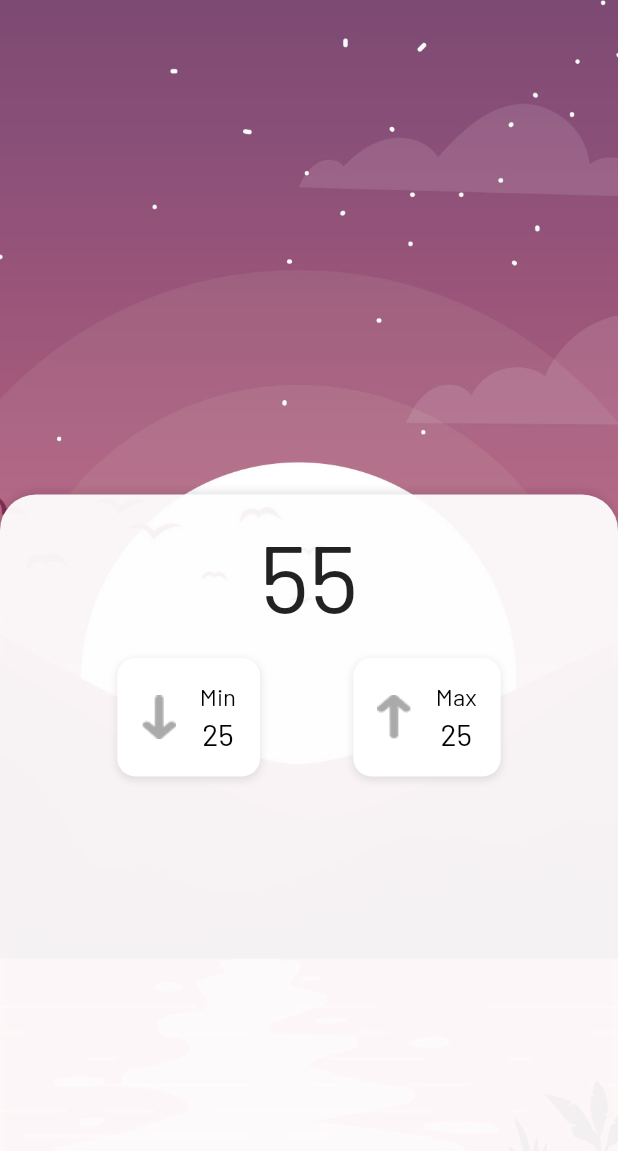
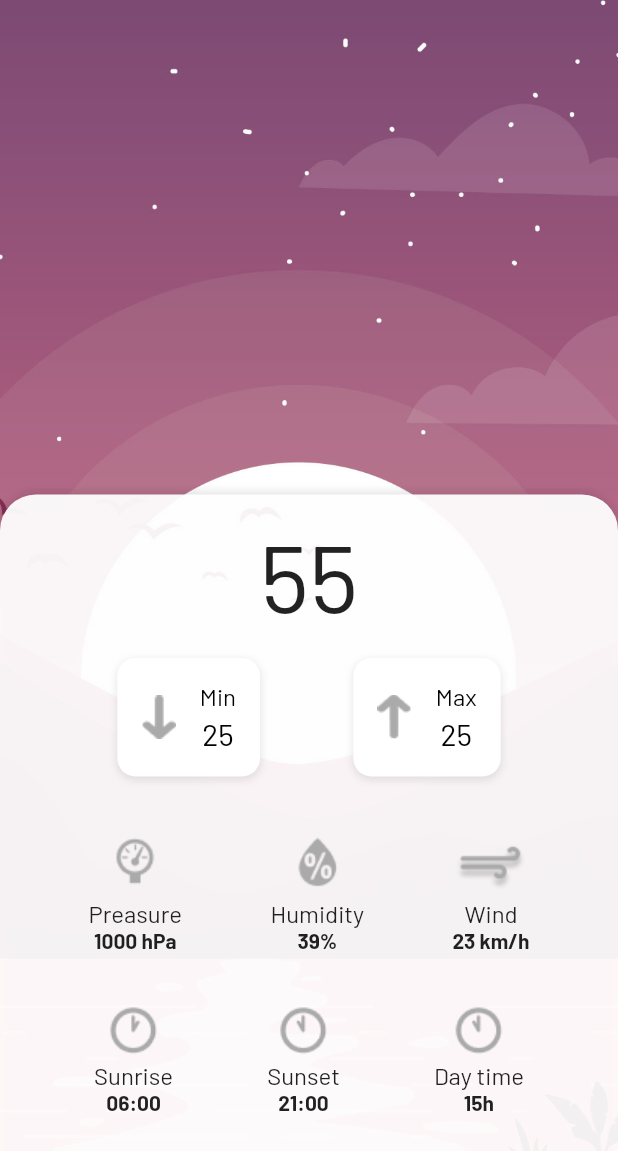
Before and after one commit to krzychudz/Flutter-weather-app, a Flutter app: the screen it shows after launch, on a phone screen of 412 x 824 dp. Shown: the top 1151 px of the screen. Run offline on Flutter 3.47's test engine with Material 2 defaults, Android fonts, the phone set to English and light mode, and no system bars; generated files the repository leaves out were written again; network calls fail.

```diff
--- a/lib/components/temperature_info/temperaute_info.dart
+++ b/lib/components/temperature_info/temperaute_info.dart
@@ -1,21 +1,84 @@
 import 'package:flutter/material.dart';
+import 'package:weather_app/enums/temperature_info_type.dart';
 
 class TemperatureInfo extends StatelessWidget {
+  TemperatureInfoType viewType;
+  String data;
+
+  TemperatureInfo({this.viewType, this.data});
+
   @override
   Widget build(BuildContext context) {
     return Padding(
       padding: EdgeInsets.all(16),
-      child: Row(
+      child: Column(
         children: [
-          Image.asset(""),
-          Column(
-            children: [
-              Text("Preasure"),
-              Text("1000 hPa"),
-            ],
+          Image.asset(getAssetPath()),
+          Text(
+            getLabel(),
+            style: TextStyle(
+              fontSize: 16,
+            ),
+          ),
+          Text(
+            data,
+            style: TextStyle(
+              fontSize: 14,
+              fontWeight: FontWeight.bold,
+            ),
           ),
         ],
       ),
     );
   }
+
+  String getAssetPath() {
+    String assetUrl;
+    switch (viewType) {
+      case TemperatureInfoType.PREASURE:
+        assetUrl = "assets/images/wi-barometer.png";
+        break;
+      case TemperatureInfoType.HUMIDITY:
+        assetUrl = "assets/images/wi-humidity.png";
+        break;
+      case TemperatureInfoType.WIND:
+        assetUrl = "assets/images/wi-strong-wind.png";
+        break;
+      case TemperatureInfoType.SUNRISE:
+        assetUrl = "assets/images/time_low.png";
+        break;
+      case TemperatureInfoType.SUNSET:
+        assetUrl = "assets/images/time_high.png";
+        break;
+      case TemperatureInfoType.DAY_TIME:
+        assetUrl = "assets/images/total_time.png";
+        break;
+    }
+    return assetUrl;
+  }
+
+  String getLabel() {
+    String label;
+    switch (viewType) {
+      case TemperatureInfoType.PREASURE:
+        label = "Preasure";
+        break;
+      case TemperatureInfoType.HUMIDITY:
+        label = "Humidity";
+        break;
+      case TemperatureInfoType.WIND:
+        label = "Wind";
+        break;
+      case TemperatureInfoType.SUNRISE:
+        label = "Sunrise";
+        break;
+      case TemperatureInfoType.SUNSET:
+        label = "Sunset";
+        break;
+      case TemperatureInfoType.DAY_TIME:
+        label = "Day time";
+        break;
+    }
+    return label;
+  }
 }
--- a/lib/screens/dashbaord_screen.dart
+++ b/lib/screens/dashbaord_screen.dart
@@ -1,5 +1,7 @@
 import 'package:flutter/material.dart';
-import 'package:weather_app/repositories/weather/weather_repository.dart';
+import '../components/temperature_info/temperaute_info.dart';
+import '../enums/temperature_info_type.dart';
+import '../repositories/weather/weather_repository.dart';
 
 import '../components/min_max_temperature/min_max_temperature_component.dart';
 
@@ -38,6 +40,22 @@ class DashboardScreen extends StatelessWidget {
               ],
               color: Color.fromARGB(240, 255, 255, 255),
             ),
+            child: WeatherInfoSection(),
+          ),
+        ),
+      ),
+    );
+  }
+}
+
+class WeatherInfoSection extends StatelessWidget {
+  const WeatherInfoSection({
+    Key key,
+  }) : super(key: key);
+
+  @override
+  Widget build(BuildContext context) {
+    return SingleChildScrollView(
       child: Padding(
         padding: EdgeInsets.all(16),
         child: Column(
@@ -63,11 +81,45 @@ class DashboardScreen extends StatelessWidget {
                   isMin: false,
                 ),
               ],
-                  )
+            ),
+            SizedBox(
+              height: 16,
+            ),
+            Row(
+              mainAxisAlignment: MainAxisAlignment.spaceEvenly,
+              children: [
+                TemperatureInfo(
+                  viewType: TemperatureInfoType.PREASURE,
+                  data: "1000 hPa",
+                ),
+                TemperatureInfo(
+                  viewType: TemperatureInfoType.HUMIDITY,
+                  data: "39%",
+                ),
+                TemperatureInfo(
+                  viewType: TemperatureInfoType.WIND,
+                  data: "23 km/h",
+                ),
               ],
             ),
+            Row(
+              mainAxisAlignment: MainAxisAlignment.spaceEvenly,
+              children: [
+                TemperatureInfo(
+                  viewType: TemperatureInfoType.SUNRISE,
+                  data: "06:00",
                 ),
+                TemperatureInfo(
+                  viewType: TemperatureInfoType.SUNSET,
+                  data: "21:00",
                 ),
+                TemperatureInfo(
+                  viewType: TemperatureInfoType.DAY_TIME,
+                  data: "15h",
+                ),
+              ],
+            ),
+          ],
         ),
       ),
     );
--- a/pubspec.yaml
+++ b/pubspec.yaml
@@ -58,6 +58,12 @@ flutter:
     - assets/images/landscape_vector.png
     - assets/images/arrow_up.png
     - assets/images/arrow_down.png
+    - assets/images/time_high.png
+    - assets/images/time_low.png
+    - assets/images/total_time.png
+    - assets/images/wi-barometer.png
+    - assets/images/wi-humidity.png
+    - assets/images/wi-strong-wind.png
 
   # An image asset can refer to one or more resolution-specific "variants", see
   # https://flutter.dev/assets-and-images/#resolution-aware.
```
Lines whose indentation alone changed are shown as unchanged.
